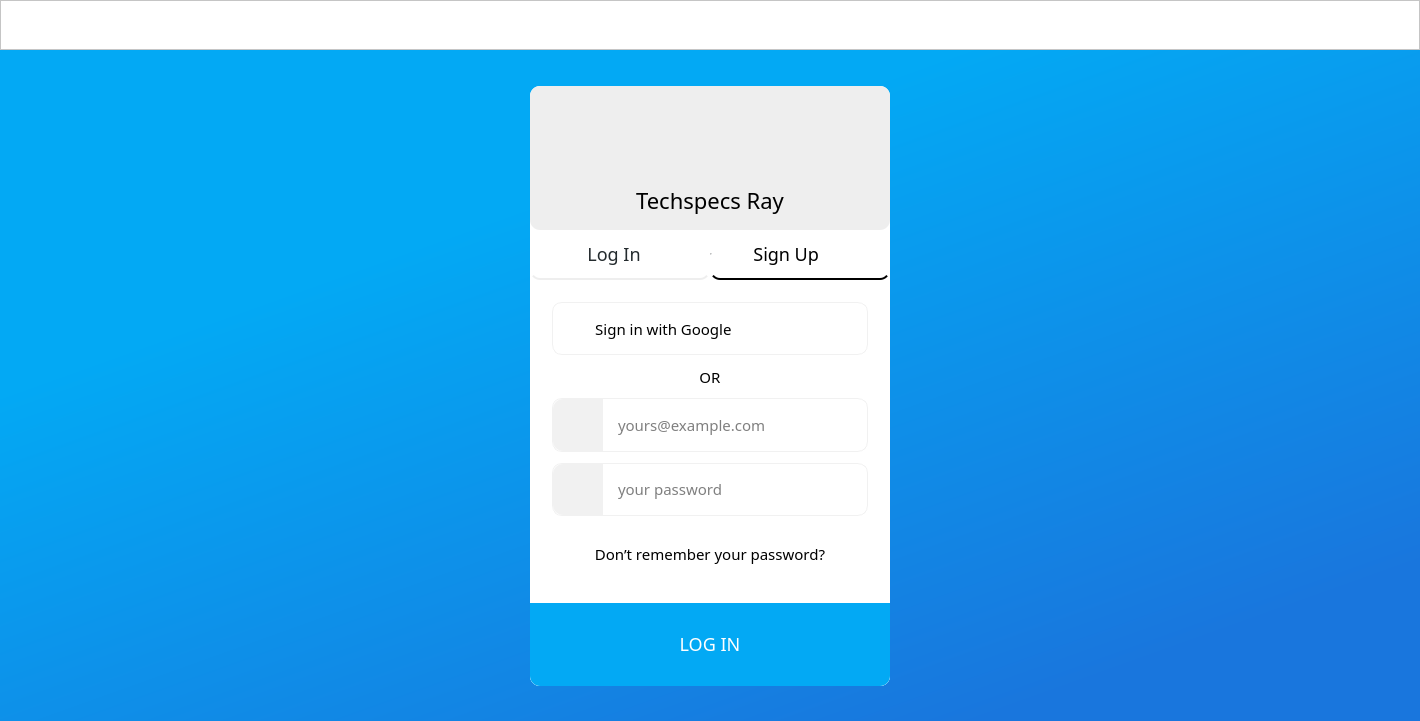
Old version of the form ui/main.ui in the repository medhatjachour/Ray.
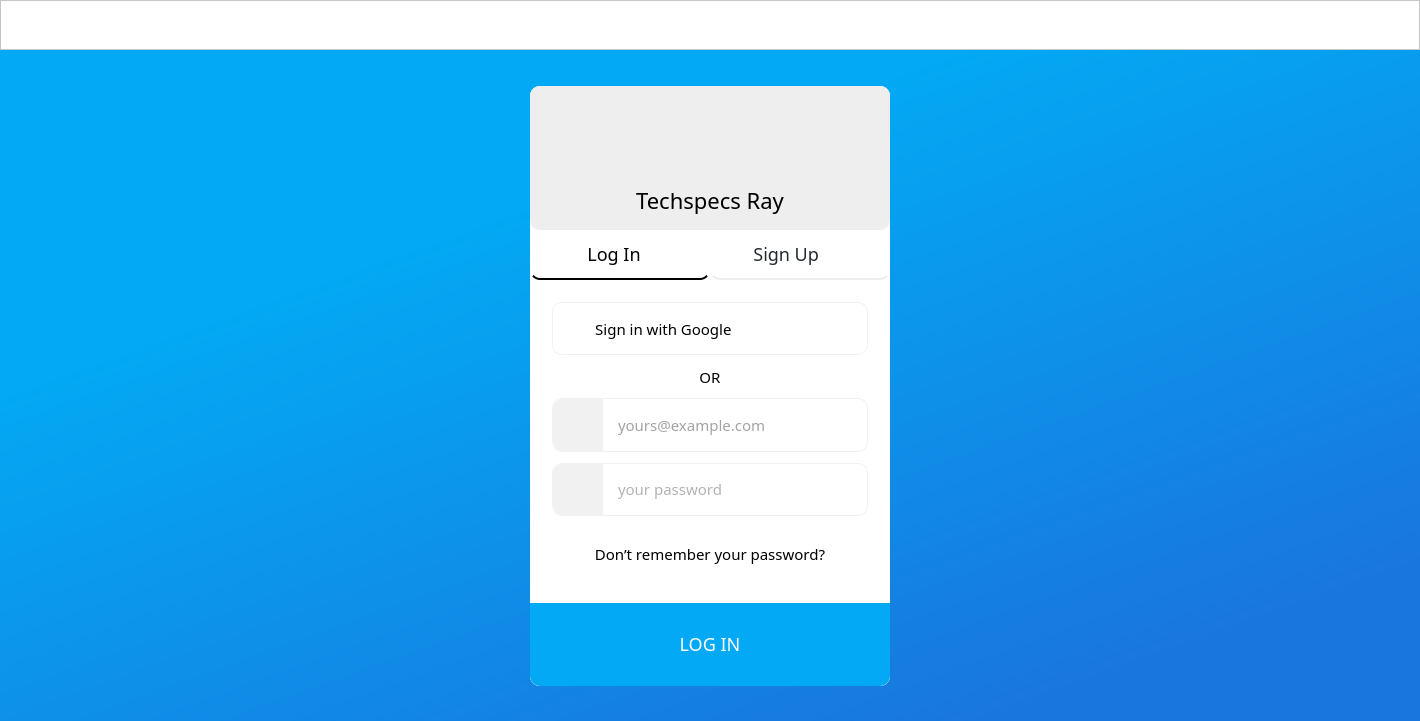
New version of the form. The open tabs and pages were chosen to show the change. Icons and pictures are not drawn.

```diff
--- a/ui/main.ui
+++ b/ui/main.ui
@@ -6,7 +6,7 @@
    <rect>
     <x>0</x>
     <y>0</y>
-    <width>1239</width>
+    <width>1420</width>
     <height>721</height>
    </rect>
   </property>
@@ -549,7 +549,7 @@
                 <property name="styleSheet">
                  <string notr="true">
 QRadioButton{ 
-background-color :  transparent;
+/*background-color :  transparent;*/
 border : none ;
 padding-left : 0px;
 color : #242B2E;
@@ -571,10 +571,10 @@
 color: rgb(0, 0, 0);
 border-bottom:2px solid black;
 }
-
 QRadioButton::indicator {
 width: 0px;
 height: 0px;
+border-radius: 0px;
  }</string>
                 </property>
                 <property name="text">
@@ -587,6 +587,9 @@
                  </size>
                 </property>
                 <property name="checked">
+                 <bool>true</bool>
+                </property>
+                <property name="autoRepeat">
                  <bool>false</bool>
                 </property>
                </widget>
@@ -648,6 +651,7 @@
 QRadioButton::indicator {
 width: 0px;
 height: 0px;
+border-radius: 0px;
  }</string>
                 </property>
                 <property name="text">
@@ -660,7 +664,7 @@
                  </size>
                 </property>
                 <property name="checked">
-                 <bool>true</bool>
+                 <bool>false</bool>
                 </property>
                </widget>
               </item>
@@ -911,6 +915,7 @@
                           </property>
                           <property name="styleSheet">
                            <string notr="true">font-family: Proxima Nova;
+color: rgb(71, 71, 71);
 font-size: 15px;
 font-weight: 400;
 line-height: 15px;
@@ -1063,6 +1068,7 @@
                           </property>
                           <property name="styleSheet">
                            <string notr="true">font-family: Proxima Nova;
+color: rgb(102, 102, 102);
 font-size: 15px;
 font-weight: 400;
 line-height: 15px;
```
Left out of the diff: 73 changed lines with no effect on the pictures.
